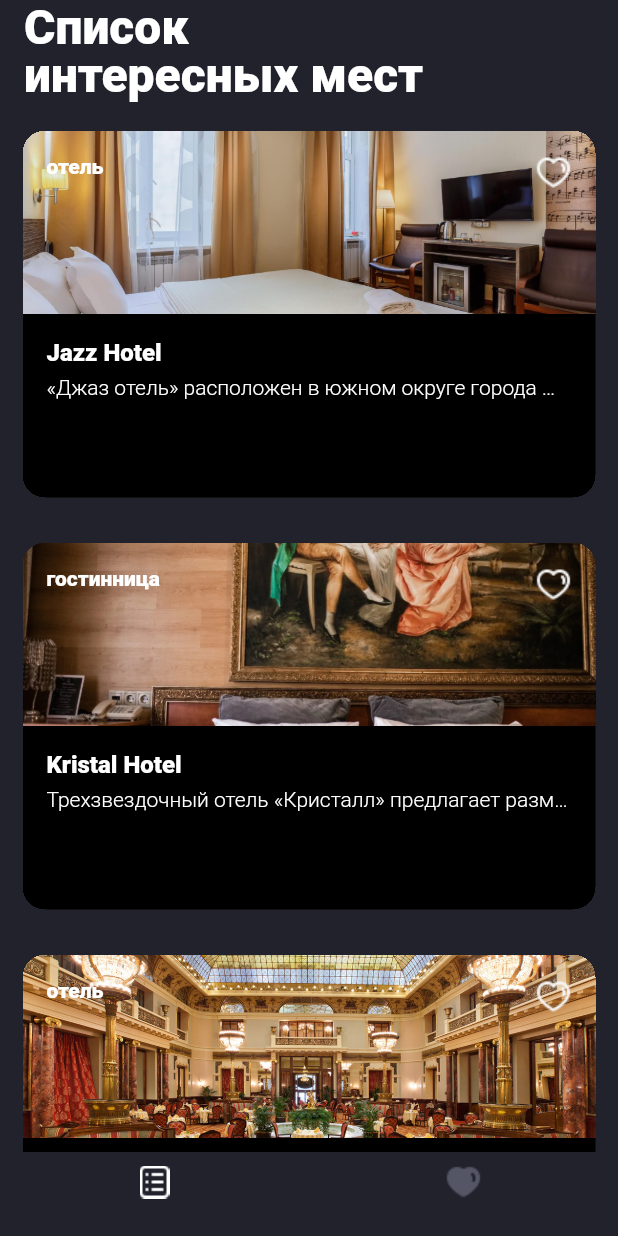
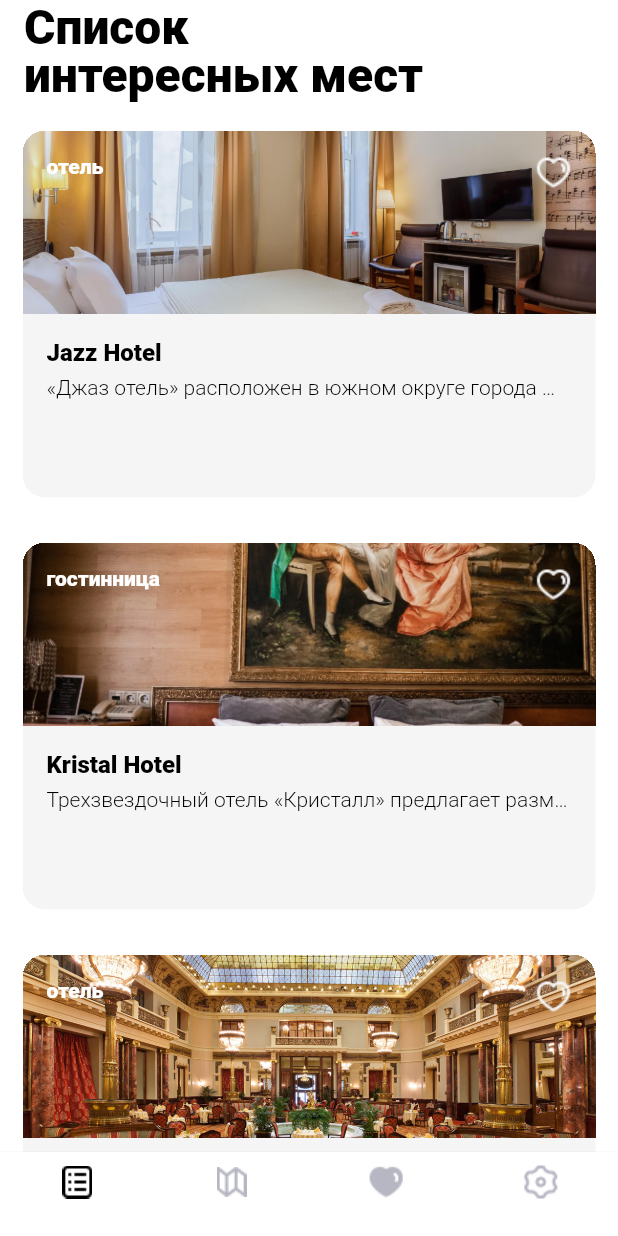
Before and after one commit to bigbagabum/surf-flutter-course-evdokimov, a Flutter app: the screen it shows after launch, on a phone screen of 412 x 824 dp. Run offline on Flutter 3.47's test engine with Material 2 defaults, Android fonts, the phone set to English and light mode, and no system bars.

Commit message:
+ clicked icons in visited card

```diff
--- a/places/places/lib/main.dart
+++ b/places/places/lib/main.dart
@@ -1,8 +1,11 @@
 import 'package:flutter/material.dart';
 import 'package:places/mocks.dart';
 import 'package:places/ui/res/app_assets.dart';
+import 'package:places/ui/screen/FiltersScreen.dart';
+import 'package:places/ui/screen/map_screen.dart';
 
 import 'package:places/ui/screen/res/themes.dart';
+import 'package:places/ui/screen/settingsScreen.dart';
 import 'package:places/ui/screen/sight_card.dart';
 import 'package:places/ui/screen/sight_details.dart';
 import 'package:places/ui/screen/sight_list_screen.dart';
@@ -23,8 +26,8 @@ class MyApp extends StatelessWidget {
         //theme: ThemeData.dark(),
         //    primarySwatch: Colors.blue,
         // ),
-        theme: darkTheme,
-        //theme: lightTheme,
+        //theme: darkTheme,
+        theme: lightTheme,
 
         //    home: VisitingScreen());
         //home: const SightListScreen());
@@ -45,7 +48,9 @@ class _HomePageState extends State<HomePage> {
   int _selectedIndex = 0;
   final List<Widget> _screenSelected = <Widget>[
     const SightListScreen(),
+    const MapScreen(),
     const VisitingScreen(),
+    const settingsScreen(),
   ];
 
   void _onItemTapped(int index) {
@@ -59,6 +64,7 @@ class _HomePageState extends State<HomePage> {
     return Scaffold(
         body: _screenSelected.elementAt(_selectedIndex),
         bottomNavigationBar: BottomNavigationBar(
+          type: BottomNavigationBarType.fixed,
           elevation: 1.0,
           unselectedItemColor: Theme.of(context).secondaryHeaderColor,
           selectedItemColor: Theme.of(context).primaryColorLight,
@@ -71,11 +77,19 @@ class _HomePageState extends State<HomePage> {
               label: '',
             ),
             BottomNavigationBarItem(
+              icon: ImageIcon(AssetImage(AppAssets.iconMap)),
+              label: '',
+            ),
+            BottomNavigationBarItem(
               icon: ImageIcon(
                 AssetImage(AppAssets.iconHeartFull),
               ),
               label: '',
             ),
+            BottomNavigationBarItem(
+              icon: ImageIcon(AssetImage(AppAssets.iconSettings)),
+              label: '',
+            )
           ],
           currentIndex: _selectedIndex,
           onTap: _onItemTapped,
--- a/places/places/lib/ui/res/app_assets.dart
+++ b/places/places/lib/ui/res/app_assets.dart
@@ -2,4 +2,6 @@ class AppAssets {
   static const iconFavorite = 'res/icons/heart_icon.svg';
   static const iconList = 'lib/ui/res/icons/list.png';
   static const iconHeartFull = 'lib/ui/res/icons/heart_full.png';
+  static const iconMap = 'lib/ui/res/icons/map.png';
+  static const iconSettings = 'lib/ui/res/icons/settings.png';
 }
--- a/places/places/lib/ui/res/app_strings.dart
+++ b/places/places/lib/ui/res/app_strings.dart
@@ -5,4 +5,5 @@ class AppStrings {
   static const tabPlanned = "Хочу посетить";
   static const tabVisited = 'Посетил';
   static const titleScreenFavorite = 'Избранное';
+  static const appTitleSettings = 'Настройки';
 }
--- a/places/places/lib/ui/screen/sight_card.dart
+++ b/places/places/lib/ui/screen/sight_card.dart
@@ -17,6 +17,11 @@ class TopIconWidget extends StatelessWidget {
 
   String _cancelIconClick() {
     print('Cancel Buttun Clicked');
+    return '';
+  }
+
+  String _routeIconClick() {
+    print('Route Button Clicked');
     return '';
   }
 
@@ -42,24 +47,30 @@ class TopIconWidget extends StatelessWidget {
             return Row(children: [
               GestureDetector(
                 onTap: _calendarIconClick,
-                child: Image(
+                child: const Image(
                     image: AssetImage('lib/ui/res/icons/calendar.png'),
                     color: AppColors.lightGrey),
               ),
               GestureDetector(
                 onTap: _cancelIconClick,
-                child: Image(
+                child: const Image(
                     image: AssetImage('lib/ui/res/icons/cancel.png'),
                     color: AppColors.lightGrey),
               )
             ]);
 
           case SightStatus.sightVisited: // вид карточк в списке "посетил"
-            return Row(children: const [
-              Image(image: AssetImage('lib/ui/res/icons/way.png')),
-              Image(
-                  image: AssetImage('lib/ui/res/icons/cancel.png'),
-                  color: AppColors.lightGrey)
+            return Row(children: [
+              GestureDetector(
+                  onTap: _routeIconClick,
+                  child: const Image(
+                      image: AssetImage('lib/ui/res/icons/way.png'))),
+              GestureDetector(
+                onTap: _cancelIconClick,
+                child: const Image(
+                    image: AssetImage('lib/ui/res/icons/cancel.png'),
+                    color: AppColors.lightGrey),
+              )
             ]);
         }
     }
```
Also changed, not shown: places/places/lib/ui/screen/settingsScreen.dart (added, +31 -0 lines).
